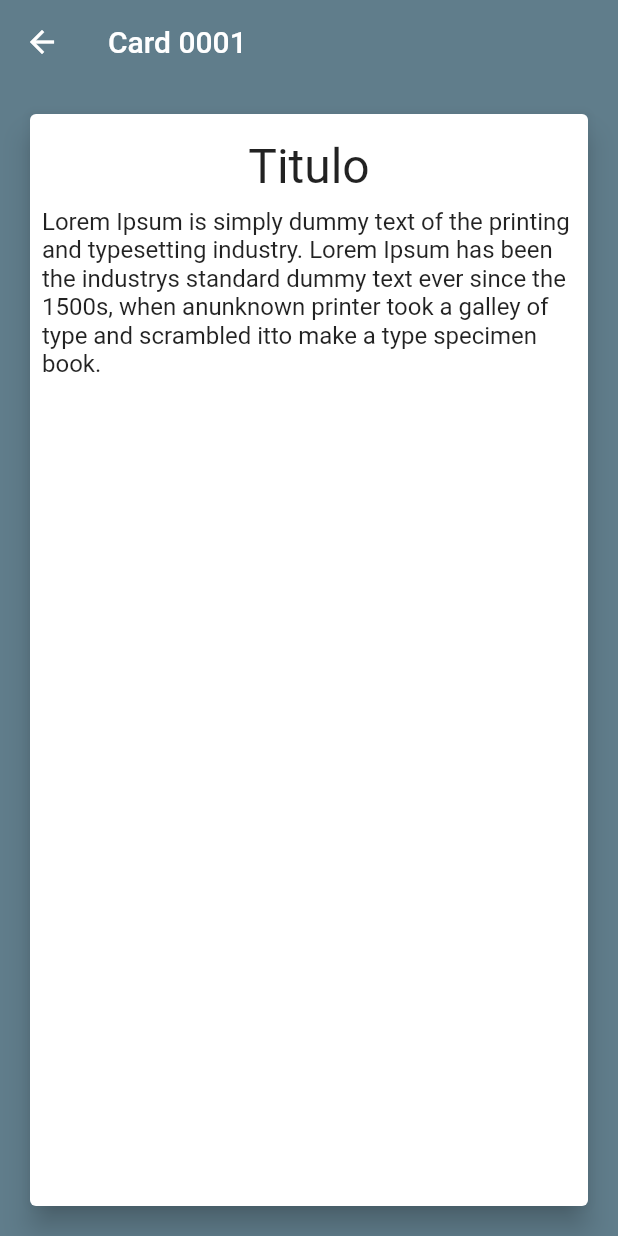
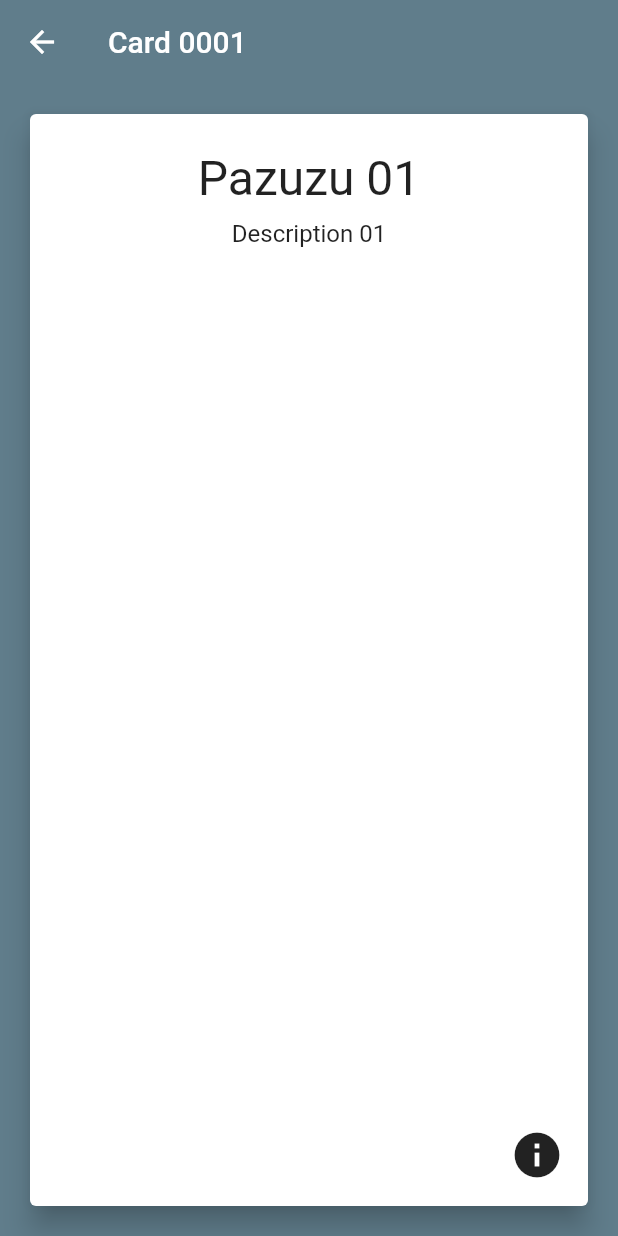
Before and after one commit to gabrielferreir/spaced-repetition-flutter, a Flutter app: the CardPage screen opened by its route, on a phone screen of 412 x 824 dp. Run offline on Flutter 3.47's test engine with Material 2 defaults, Android fonts, the phone set to English and light mode, and no system bars.

Commit message:
Draging card

```diff
--- a/lib/card.dart
+++ b/lib/card.dart
@@ -25,30 +25,10 @@ class _CardPageState extends State<CardPage> {
 //          color: Colors.green,
           margin: EdgeInsets.all(16.0),
           constraints: BoxConstraints.expand(),
-          child: Card(
-            elevation: 8.0,
-            child: InkWell(
-              onTap: () {},
-              child: Padding(
-                padding: EdgeInsets.all(8.0),
-              child: Column(
-                children: <Widget>[
-                  Padding(
-                    padding:
-                    EdgeInsets.symmetric(horizontal: 0.0, vertical: 8.0),
-                    child: Text('Titulo', style: TextStyle(fontSize: 32.0)),
-                  ),
-                  Text(
-                    'Lorem Ipsum is simply dummy text of the printing and ' +
-                        'typesetting industry. Lorem Ipsum has been the industry' +
-                        's standard dummy text ever since the 1500s, when an' +
-                        'unknown printer took a galley of type and scrambled it' +
-                        'to make a type specimen book.',
-                    style: TextStyle(fontSize: 16.0),
-                  )
-                ],
-              ),)
-            ),
+          child: Stack(
+            children: <Widget>[
+              MemoryCard(),
+            ],
           ),
         ),
       ),
@@ -56,39 +36,208 @@ class _CardPageState extends State<CardPage> {
   }
 }
 
-//Column(
-//mainAxisAlignment: MainAxisAlignment.center,
-//children: <Widget>[
-//Row(
-//mainAxisAlignment: MainAxisAlignment.center,
-//children: <Widget>[
-//Card(
-//child: InkWell(
-//onTap: () {},
-//child: Container(
-//width: width * 0.8,
-//height: height * 0.8,
-//padding: EdgeInsets.all(16.0),
-//child: Column(
-//children: <Widget>[
-//Padding(
-//padding: EdgeInsets.symmetric(
-//horizontal: 0.0, vertical: 8.0),
-//child: Text('Titulo', style: TextStyle(fontSize: 32.0)),
-//),
-//Text(
-//'Lorem Ipsum is simply dummy text of the printing and ' +
-//'typesetting industry. Lorem Ipsum has been the industry' +
-//'s standard dummy text ever since the 1500s, when an' +
-//'unknown printer took a galley of type and scrambled it' +
-//'to make a type specimen book.',
-//style: TextStyle(fontSize: 16.0),
-//)
-//],
-//),
-//),
-//))
-//],
-//)
-//],
-//),
+class MemoryCard extends StatefulWidget {
+  String titulo = '';
+
+  MemoryCard({String titulo}) {
+    this.titulo = titulo != null ? titulo : '';
+  }
+
+  @override
+  _MemoryCardState createState() => _MemoryCardState(titulo: titulo);
+}
+
+class ItemCard {
+  String title;
+  String description;
+
+  ItemCard({this.title, this.description});
+}
+
+class _MemoryCardState extends State<MemoryCard> {
+  List<ItemCard> cards = [];
+  bool front = true;
+  num index = 0;
+
+  Offset cardOffset = const Offset(0.0, 0.0);
+  Offset dragStart;
+  Offset dragPosition;
+
+  _MemoryCardState({String titulo}) {
+    var a = ItemCard(title: 'Pazuzu 01', description: 'Description 01');
+    var b = ItemCard(title: 'Pazuzu 02', description: 'Description 02');
+    var c = ItemCard(title: 'Pazuzu 03', description: 'Description 03');
+    var d = ItemCard(title: 'Pazuzu 04', description: 'Description 04');
+
+    this.cards.add(a);
+    this.cards.add(b);
+    this.cards.add(c);
+    this.cards.add(d);
+  }
+
+  void _onPanStart(DragStartDetails details) {
+    this.dragStart = details.globalPosition;
+  }
+
+  void _onPanUpdate(DragUpdateDetails details) {
+    setState(() {
+      dragPosition = details.globalPosition;
+      cardOffset = dragPosition - dragStart;
+    });
+  }
+
+  void _onPanEnd(DragEndDetails details) {
+    final right = context.size.width * 0.6;
+    final left = context.size.width * -0.6;
+    if (cardOffset.dx > right) {
+      print('Arrastou pra direita');
+    } else if (cardOffset.dx < left) {
+      print('Arrastou pra esquerda');
+    }
+    setState(() {
+      dragStart = null;
+      dragPosition = null;
+      cardOffset = const Offset(0.0, 0.0);
+    });
+  }
+
+  @override
+  Widget build(BuildContext context) {
+    return Transform(
+      transform: Matrix4.translationValues(cardOffset.dx, cardOffset.dy, 0.0),
+      child: GestureDetector(
+        onPanStart: _onPanStart,
+        onPanUpdate: _onPanUpdate,
+        onPanEnd: _onPanEnd,
+        child: Stack(
+          children: <Widget>[
+            front ? _frontCard() : _backCard(),
+            _controls(),
+            _cardButton()
+          ],
+        ),
+      ),
+    );
+  }
+
+  Widget _frontCard() {
+    return Card(
+        elevation: 8.0,
+        child: Container(
+          child: InkWell(
+              onTap: () {},
+              child: Padding(
+                padding: EdgeInsets.all(16.0),
+                child: Column(
+                  children: <Widget>[
+                    Padding(
+                      padding:
+                          EdgeInsets.symmetric(horizontal: 0.0, vertical: 8.0),
+                      child: Text(this.cards[this.index].title,
+                          style: TextStyle(fontSize: 32.0)),
+                    ),
+                    Text(
+                      this.cards[this.index].description,
+                      style: TextStyle(fontSize: 16.0),
+                    )
+                  ],
+                ),
+              )),
+          constraints: BoxConstraints.expand(),
+        ));
+  }
+
+  Widget _backCard() {
+    return Card(
+      elevation: 8.0,
+      child: Container(
+        child: InkWell(
+            onTap: () {},
+            child: Padding(
+              padding: EdgeInsets.all(16.0),
+              child: Column(
+                children: <Widget>[
+                  Padding(
+                    padding:
+                        EdgeInsets.symmetric(horizontal: 0.0, vertical: 8.0),
+                    child: Text('BACK', style: TextStyle(fontSize: 32.0)),
+                  ),
+                  Text(
+                    'BACK',
+                    style: TextStyle(fontSize: 16.0),
+                  )
+                ],
+              ),
+            )),
+        constraints: BoxConstraints.expand(),
+      ),
+    );
+  }
+
+  Widget _cardButton() {
+    return Positioned(
+      child: IconButton(
+          icon: Icon(Icons.info, size: 36.0),
+          onPressed: () {
+            setState(() {
+              if (this.front) {
+                this.front = false;
+              } else {
+                if (this.index < 3) {
+                  this.index = this.index + 1;
+                } else {
+                  this.index = 0;
+                }
+                this.front = true;
+              }
+//                  this.front = !this.front;
+            });
+          }),
+      bottom: 16.0,
+      right: 16.0,
+    );
+  }
+
+  Widget _controls() {
+    return new Stack(
+      fit: StackFit.expand,
+      children: <Widget>[
+        GestureDetector(
+          onTap: _prev,
+          child: FractionallySizedBox(
+            widthFactor: 0.5,
+            heightFactor: 1.0,
+            alignment: Alignment.topLeft,
+            child: Container(
+              color: Colors.transparent,
+            ),
+          ),
+        ),
+        GestureDetector(
+          onTap: _next,
+          child: FractionallySizedBox(
+            widthFactor: 0.5,
+            heightFactor: 1.0,
+            alignment: Alignment.topRight,
+            child: Container(
+              color: Colors.transparent,
+            ),
+          ),
+        )
+      ],
+    );
+  }
+
+  _next() {
+    setState(() {
+      this.front = false;
+    });
+  }
+
+  _prev() {
+    setState(() {
+      this.front = true;
+    });
+  }
+
+}
```
